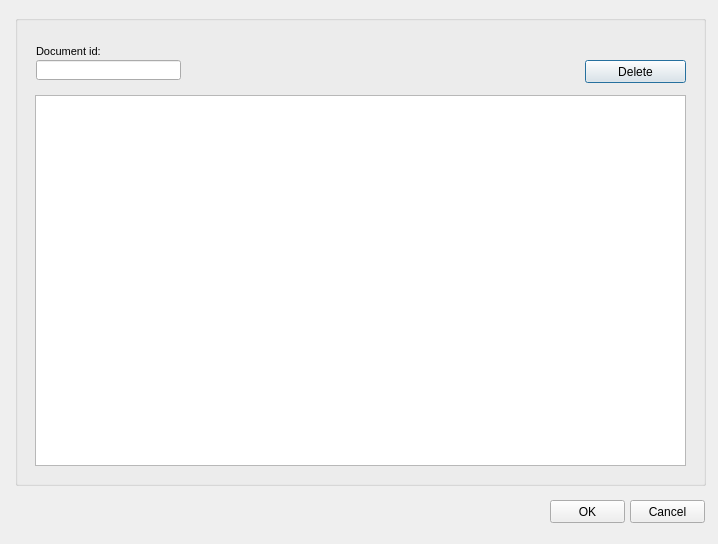
Before: the Qt Designer form ui/doc_management.ui in Giswater/giswater_qgis_plugin, drawn with Qt 5.
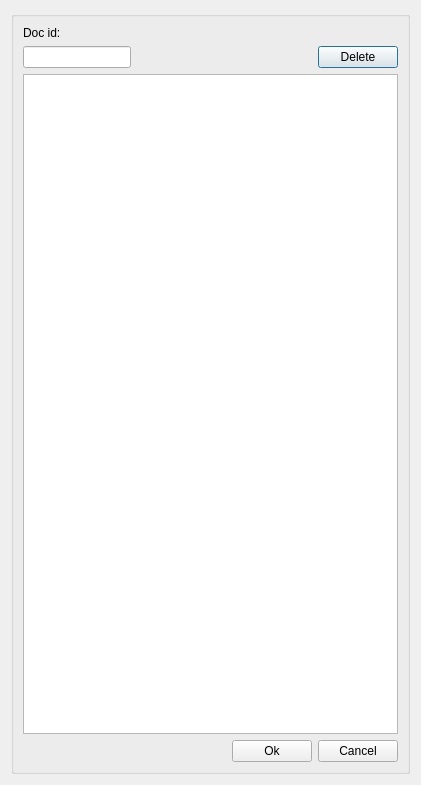
After: the same form once the commit is applied.

Commit message: Update manager forms incorporating layout strategy

Patch:
```diff
--- a/ui/doc_management.ui
+++ b/ui/doc_management.ui
@@ -6,121 +6,106 @@
    <rect>
     <x>0</x>
     <y>0</y>
-    <width>718</width>
-    <height>544</height>
+    <width>421</width>
+    <height>785</height>
    </rect>
   </property>
   <property name="windowTitle">
    <string>Document management</string>
   </property>
+  <layout class="QGridLayout" name="verticalLayout_4">
+   <item row="0" column="0">
   <widget class="QGroupBox" name="groupBox">
-   <property name="geometry">
-    <rect>
-     <x>15</x>
-     <y>15</y>
-     <width>691</width>
-     <height>471</height>
-    </rect>
-   </property>
    <property name="title">
     <string/>
    </property>
-   <widget class="QTableView" name="tbl_document">
-    <property name="geometry">
-     <rect>
-      <x>20</x>
-      <y>80</y>
-      <width>651</width>
-      <height>371</height>
-     </rect>
-    </property>
-    <property name="sortingEnabled">
-     <bool>true</bool>
-    </property>
-   </widget>
+     <layout class="QGridLayout" name="verticalLayout_3">
+      <item row="3" column="0" colspan="3">
+       <spacer name="horizontalSpacer">
+        <property name="orientation">
+         <enum>Qt::Horizontal</enum>
+        </property>
+        <property name="sizeHint" stdset="0">
+         <size>
+          <width>40</width>
+          <height>20</height>
+         </size>
+        </property>
+       </spacer>
+      </item>
+      <item row="1" column="4">
    <widget class="QPushButton" name="btn_delete">
-    <property name="geometry">
-     <rect>
-      <x>570</x>
-      <y>45</y>
-      <width>101</width>
-      <height>23</height>
-     </rect>
+        <property name="sizePolicy">
+         <sizepolicy hsizetype="Fixed" vsizetype="Fixed">
+          <horstretch>0</horstretch>
+          <verstretch>0</verstretch>
+         </sizepolicy>
     </property>
     <property name="text">
      <string>Delete</string>
     </property>
    </widget>
-   <widget class="QLabel" name="label_data_event_to_3">
-    <property name="geometry">
-     <rect>
-      <x>21</x>
-      <y>25</y>
-      <width>116</width>
-      <height>22</height>
-     </rect>
-    </property>
-    <property name="font">
-     <font>
-      <pointsize>8</pointsize>
-     </font>
-    </property>
-    <property name="frameShape">
-     <enum>QFrame::NoFrame</enum>
-    </property>
-    <property name="frameShadow">
-     <enum>QFrame::Raised</enum>
-    </property>
-    <property name="text">
-     <string>Document id:</string>
-    </property>
-    <property name="textFormat">
-     <enum>Qt::AutoText</enum>
-    </property>
-    <property name="scaledContents">
-     <bool>false</bool>
-    </property>
-    <property name="margin">
-     <number>3</number>
-    </property>
-   </widget>
-   <widget class="QLineEdit" name="doc_id">
-    <property name="geometry">
-     <rect>
-      <x>21</x>
-      <y>45</y>
-      <width>145</width>
-      <height>20</height>
-     </rect>
-    </property>
-   </widget>
-  </widget>
+      </item>
+      <item row="3" column="4">
   <widget class="QPushButton" name="btn_cancel">
-   <property name="geometry">
-    <rect>
-     <x>630</x>
-     <y>500</y>
-     <width>75</width>
-     <height>23</height>
-    </rect>
-   </property>
    <property name="text">
     <string>Cancel</string>
    </property>
   </widget>
+      </item>
+      <item row="1" column="1" colspan="3">
+       <spacer name="horizontalSpacer_2">
+        <property name="orientation">
+         <enum>Qt::Horizontal</enum>
+        </property>
+        <property name="sizeHint" stdset="0">
+         <size>
+          <width>80</width>
+          <height>20</height>
+         </size>
+        </property>
+       </spacer>
+      </item>
+      <item row="2" column="0" colspan="5">
+       <widget class="QTableView" name="tbl_document"/>
+      </item>
+      <item row="3" column="3">
   <widget class="QPushButton" name="btn_accept">
-   <property name="geometry">
-    <rect>
-     <x>550</x>
-     <y>500</y>
-     <width>75</width>
-     <height>23</height>
-    </rect>
+        <property name="sizePolicy">
+         <sizepolicy hsizetype="Fixed" vsizetype="Fixed">
+          <horstretch>0</horstretch>
+          <verstretch>0</verstretch>
+         </sizepolicy>
    </property>
    <property name="text">
-    <string>OK</string>
-   </property>
-  </widget>
+         <string>Ok</string>
+        </property>
+       </widget>
+      </item>
+      <item row="1" column="0">
+       <widget class="QLineEdit" name="doc_id">
+        <property name="sizePolicy">
+         <sizepolicy hsizetype="Fixed" vsizetype="Fixed">
+          <horstretch>0</horstretch>
+          <verstretch>0</verstretch>
+         </sizepolicy>
+        </property>
+        <property name="text">
+         <string/>
+        </property>
+       </widget>
+      </item>
+      <item row="0" column="0">
+       <widget class="QLabel" name="label_doc_id">
+        <property name="text">
+         <string>Doc id:</string>
+        </property>
+       </widget>
+      </item>
+     </layout>
+    </widget>
+   </item>
+  </layout>
  </widget>
  <resources/>
  <connections/>
```
Lines whose indentation alone changed are shown as unchanged. The commit also changes 7 other files.
